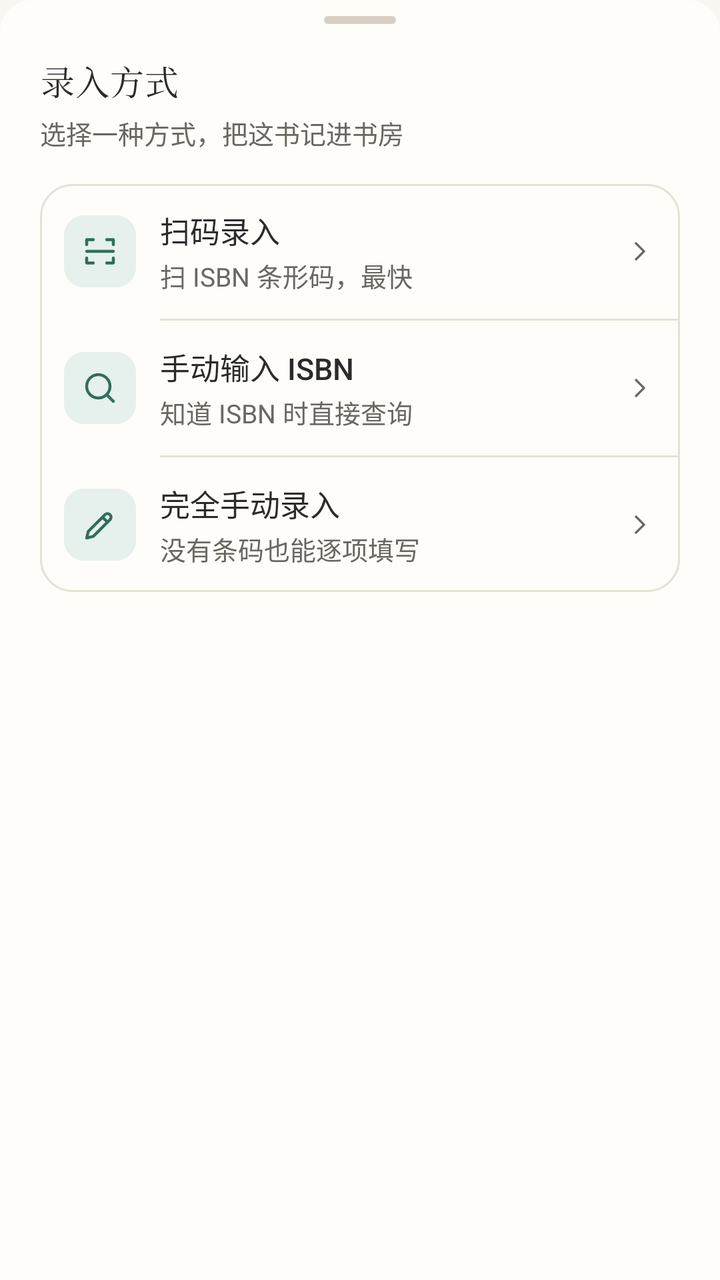
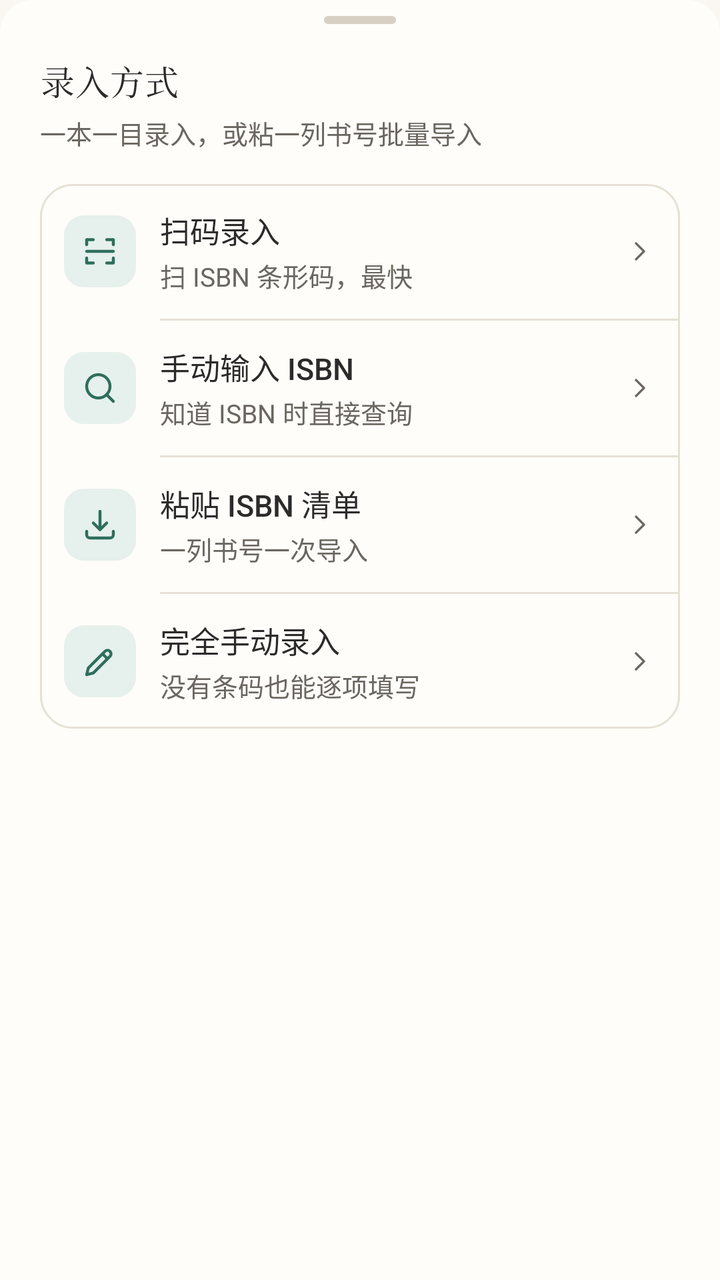

An Android layout rendered at two revisions. The XML below is the earlier revision; the diff shows what the commit changed to produce the second picture.
<!-- AndroidManifest.xml: application theme Theme.Bookshelf -->
<!-- res/layout/sheet_add_book.xml -->
<?xml version="1.0" encoding="utf-8"?>
<ScrollView xmlns:android="http://schemas.android.com/apk/res/android"
    xmlns:app="http://schemas.android.com/apk/res-auto"
    android:id="@+id/sheet_scroll"
    android:layout_width="match_parent"
    android:layout_height="wrap_content"
    android:background="@drawable/bg_bottom_sheet"
    android:clipToPadding="false"
    android:fillViewport="true"
    android:scrollbars="none">

    <LinearLayout
        android:id="@+id/sheet_content"
        android:layout_width="match_parent"
        android:layout_height="wrap_content"
        android:orientation="vertical"
        android:paddingStart="@dimen/space_xl"
        android:paddingTop="@dimen/space_sm"
        android:paddingEnd="@dimen/space_xl"
        android:paddingBottom="@dimen/space_xl">

        <View
            android:layout_width="36dp"
            android:layout_height="4dp"
            android:layout_gravity="center_horizontal"
            android:background="@drawable/bg_sheet_handle" />

        <TextView
            style="@style/Text.Bookshelf.SerifHeadline"
            android:layout_width="wrap_content"
            android:layout_height="wrap_content"
            android:layout_marginTop="@dimen/space_lg"
            android:text="录入方式"
            android:textColor="?attr/on_surface" />

        <TextView
            android:layout_width="wrap_content"
            android:layout_height="wrap_content"
            android:layout_marginTop="4dp"
            android:text="选择一种方式，把这书记进书房"
            android:textColor="?attr/on_surface_variant"
            android:textSize="@dimen/text_body_small" />

        <LinearLayout
            android:layout_width="match_parent"
            android:layout_height="wrap_content"
            android:layout_marginTop="@dimen/space_lg"
            android:background="@drawable/bg_card"
            android:orientation="vertical">

            <LinearLayout
                android:id="@+id/row_scan"
                android:layout_width="match_parent"
                android:layout_height="wrap_content"
                android:background="?attr/selectableItemBackground"
                android:clickable="true"
                android:focusable="true"
                android:gravity="center_vertical"
                android:padding="@dimen/space_md">

                <ImageView
                    android:layout_width="@dimen/mine_icon_box"
                    android:layout_height="@dimen/mine_icon_box"
                    android:background="@drawable/bg_icon_container"
                    android:contentDescription="扫码录入"
                    android:padding="8dp"
                    android:src="@drawable/ic_scan_line"
                    app:tint="?attr/colorPrimary" />

                <LinearLayout
                    android:layout_width="0dp"
                    android:layout_height="wrap_content"
                    android:layout_marginStart="@dimen/space_md"
                    android:layout_weight="1"
                    android:orientation="vertical">

                    <TextView
                        style="@style/MineRowTitle"
                        android:text="扫码录入" />

                    <TextView
                        style="@style/MineRowSubtitle"
                        android:text="扫 ISBN 条形码，最快" />
                </LinearLayout>

                <ImageView style="@style/MineRowChevron" />
            </LinearLayout>

            <View
                android:layout_width="match_parent"
                android:layout_height="1dp"
                android:layout_marginStart="60dp"
                android:background="?attr/outline" />

            <LinearLayout
                android:id="@+id/row_isbn"
                android:layout_width="match_parent"
                android:layout_height="wrap_content"
                android:background="?attr/selectableItemBackground"
                android:clickable="true"
                android:focusable="true"
                android:gravity="center_vertical"
                android:padding="@dimen/space_md">

                <ImageView
                    android:layout_width="@dimen/mine_icon_box"
                    android:layout_height="@dimen/mine_icon_box"
                    android:background="@drawable/bg_icon_container"
                    android:contentDescription="手动输入 ISBN"
                    android:padding="8dp"
                    android:src="@drawable/ic_search"
                    app:tint="?attr/colorPrimary" />

                <LinearLayout
                    android:layout_width="0dp"
                    android:layout_height="wrap_content"
                    android:layout_marginStart="@dimen/space_md"
                    android:layout_weight="1"
                    android:orientation="vertical">

                    <TextView
                        style="@style/MineRowTitle"
                        android:text="手动输入 ISBN" />

                    <TextView
                        style="@style/MineRowSubtitle"
                        android:text="知道 ISBN 时直接查询" />
                </LinearLayout>

                <ImageView style="@style/MineRowChevron" />
            </LinearLayout>

            <View
                android:layout_width="match_parent"
                android:layout_height="1dp"
                android:layout_marginStart="60dp"
                android:background="?attr/outline" />

            <LinearLayout
                android:id="@+id/row_manual"
                android:layout_width="match_parent"
                android:layout_height="wrap_content"
                android:background="?attr/selectableItemBackground"
                android:clickable="true"
                android:focusable="true"
                android:gravity="center_vertical"
                android:padding="@dimen/space_md">

                <ImageView
                    android:layout_width="@dimen/mine_icon_box"
                    android:layout_height="@dimen/mine_icon_box"
                    android:background="@drawable/bg_icon_container"
                    android:contentDescription="完全手动录入"
                    android:padding="8dp"
                    android:src="@drawable/ic_edit"
                    app:tint="?attr/colorPrimary" />

                <LinearLayout
                    android:layout_width="0dp"
                    android:layout_height="wrap_content"
                    android:layout_marginStart="@dimen/space_md"
                    android:layout_weight="1"
                    android:orientation="vertical">

                    <TextView
                        style="@style/MineRowTitle"
                        android:text="完全手动录入" />

                    <TextView
                        style="@style/MineRowSubtitle"
                        android:text="没有条码也能逐项填写" />
                </LinearLayout>

                <ImageView style="@style/MineRowChevron" />
            </LinearLayout>
        </LinearLayout>
    </LinearLayout>
</ScrollView>
<!-- resources referenced by this layout -->
<resources>
  <dimen name="mine_icon_box">36dp</dimen>
  <dimen name="space_lg">16dp</dimen>
  <dimen name="space_md">12dp</dimen>
  <dimen name="space_sm">8dp</dimen>
  <dimen name="space_xl">20dp</dimen>
  <dimen name="text_body_small">13sp</dimen>
  <!-- drawable bg_icon_container (drawable) -->
  <?xml version="1.0" encoding="utf-8"?>
  <shape xmlns:android="http://schemas.android.com/apk/res/android" android:shape="rectangle">
      <solid android:color="?attr/primary_container" />
      <corners android:radius="10dp" />
  </shape>
  <!-- drawable bg_sheet_handle (drawable) -->
  <?xml version="1.0" encoding="utf-8"?>
  <shape xmlns:android="http://schemas.android.com/apk/res/android" android:shape="rectangle">
      <solid android:color="?attr/outline_strong" />
      <corners android:radius="2dp" />
  </shape>
  <style name="Text.Bookshelf.SerifHeadline">
          <item name="android:fontFamily">serif</item>
          <item name="android:textSize">@dimen/text_headline</item>
          <item name="android:includeFontPadding">false</item>
          <item name="android:letterSpacing">0.02</item>
      </style>
  <dimen name="card_corner">16dp</dimen>
  <dimen name="text_body">15sp</dimen>
  <dimen name="text_headline">17sp</dimen>
  <color name="primary">#2E6E5C</color>
  <color name="primary_dark">#1F4D40</color>
  <color name="accent">#C08A3E</color>
  <color name="chip_bg">#E8F0ED</color>
  <color name="green_container">#E6F0EC</color>
  <color name="green_on_container">#1C4A3E</color>
  <color name="green_page">#FAF7F2</color>
  <color name="green_surface">#FFFDF9</color>
  <color name="green_surface_dim">#F3EEE6</color>
  <color name="green_outline">#E6E0D5</color>
  <color name="green_outline_strong">#D8D0C2</color>
  <color name="bg_page">#FAF7F2</color>
  <color name="surface">#FFFDF9</color>
  <color name="surface_dim">#F4F0E9</color>
  <color name="outline">#E6E0D5</color>
  <color name="outline_strong">#CFC5B4</color>
  <color name="text_main">#2B2B2B</color>
  <color name="text_sub">#6B6660</color>
  <color name="accent_text">#8A5A1A</color>
  <style name="Widget.Bookshelf.ChipGroup" parent="Widget.Material3.ChipGroup">
          <item name="chipSpacingHorizontal">8dp</item>
          <item name="chipSpacingVertical">4dp</item>
          <item name="singleLine">false</item>
      </style>
  <style name="ThemeOverlay.Bookshelf.BottomSheet" parent="ThemeOverlay.Material3.BottomSheetDialog">
          <item name="bottomSheetStyle">@style/Widget.Bookshelf.BottomSheet</item>
      </style>
  <style name="ShapeAppearance.Bookshelf.Medium" parent="ShapeAppearance.Material3.Corner.Medium">
          <item name="cornerSize">@dimen/radius_md</item>
      </style>
  <dimen name="radius_md">12dp</dimen>
  <style name="ShapeAppearance.Bookshelf.Pill" parent="ShapeAppearance.Material3.Corner.Full">
          <item name="cornerSize">50%</item>
      </style>
  <style name="Widget.Bookshelf.Button.Dialog" parent="Widget.Material3.Button.TextButton.Dialog">
          <item name="android:textSize">@dimen/text_body_small</item>
          <item name="android:textAllCaps">false</item>
      </style>
  <style name="ShapeAppearance.Bookshelf.Dialog" parent="ShapeAppearance.Material3.Corner.Large">
          <item name="cornerSize">@dimen/card_corner</item>
      </style>
  <dimen name="text_title_toolbar">16sp</dimen>
  <!-- unchanged entries left out for length: 20 -->
</resources>

<!-- the commit's change to res/layout/sheet_add_book.xml (unified diff, before → after) -->
@@ -37,7 +37,7 @@
             android:layout_width="wrap_content"
             android:layout_height="wrap_content"
             android:layout_marginTop="4dp"
-            android:text="选择一种方式，把这书记进书房"
+            android:text="一本一目录入，或粘一列书号批量导入"
             android:textColor="?attr/on_surface_variant"
             android:textSize="@dimen/text_body_small" />
 
@@ -137,6 +137,50 @@
                 android:background="?attr/outline" />
 
             <LinearLayout
+                android:id="@+id/row_paste"
+                android:layout_width="match_parent"
+                android:layout_height="wrap_content"
+                android:background="?attr/selectableItemBackground"
+                android:clickable="true"
+                android:focusable="true"
+                android:gravity="center_vertical"
+                android:padding="@dimen/space_md">
+
+                <ImageView
+                    android:layout_width="@dimen/mine_icon_box"
+                    android:layout_height="@dimen/mine_icon_box"
+                    android:background="@drawable/bg_icon_container"
+                    android:contentDescription="粘贴 ISBN 清单"
+                    android:padding="8dp"
+                    android:src="@drawable/ic_import_line"
+                    app:tint="?attr/colorPrimary" />
+
+                <LinearLayout
+                    android:layout_width="0dp"
+                    android:layout_height="wrap_content"
+                    android:layout_marginStart="@dimen/space_md"
+                    android:layout_weight="1"
+                    android:orientation="vertical">
+
+                    <TextView
+                        style="@style/MineRowTitle"
+                        android:text="粘贴 ISBN 清单" />
+
+                    <TextView
+                        style="@style/MineRowSubtitle"
+                        android:text="一列书号一次导入" />
+                </LinearLayout>
+
+                <ImageView style="@style/MineRowChevron" />
+            </LinearLayout>
+
+            <View
+                android:layout_width="match_parent"
+                android:layout_height="1dp"
+                android:layout_marginStart="60dp"
+                android:background="?attr/outline" />
+
+            <LinearLayout
                 android:id="@+id/row_manual"
                 android:layout_width="match_parent"
                 android:layout_height="wrap_content"
<!-- resource entries referenced after the edit -->
@@ -18,6 +18,21 @@
       <solid android:color="?attr/outline_strong" />
       <corners android:radius="2dp" />
   </shape>
+  <!-- drawable ic_import_line (drawable) -->
+  <?xml version="1.0" encoding="utf-8"?>
+  <vector xmlns:android="http://schemas.android.com/apk/res/android"
+      android:width="24dp"
+      android:height="24dp"
+      android:viewportWidth="24"
+      android:viewportHeight="24">
+      <path
+          android:fillColor="@android:color/transparent"
+          android:pathData="M12,4v11 M8,11l4,4 4,-4 M4,16v2a2,2 0 0,0 2,2h12a2,2 0 0,0 2,-2v-2"
+          android:strokeColor="#FF000000"
+          android:strokeLineCap="round"
+          android:strokeLineJoin="round"
+          android:strokeWidth="1.75" />
+  </vector>
   <style name="Text.Bookshelf.SerifHeadline">
           <item name="android:fontFamily">serif</item>
           <item name="android:textSize">@dimen/text_headline</item>
